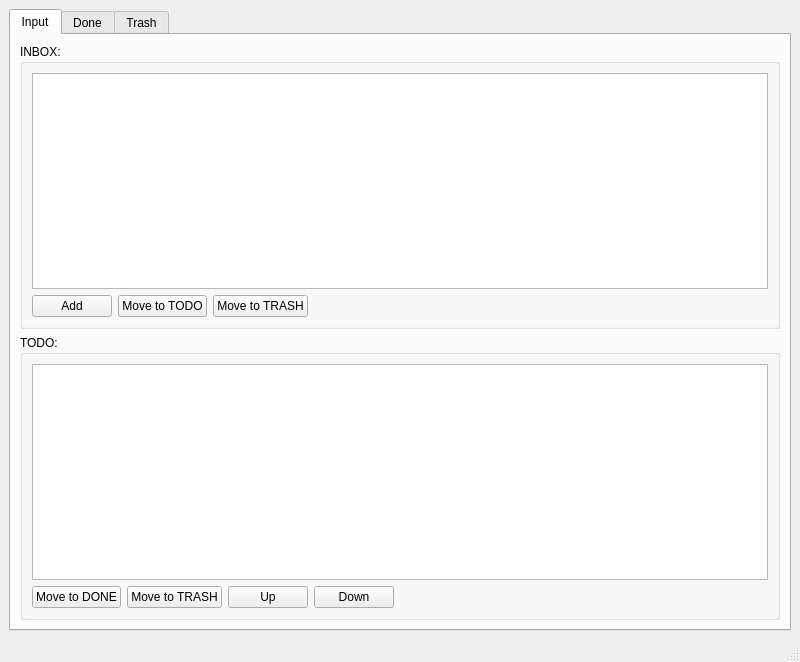
Above: GettingThingsDone/mainwindow.ui from eloranta/GettingThingsDone before the change. Below: the same form after it.
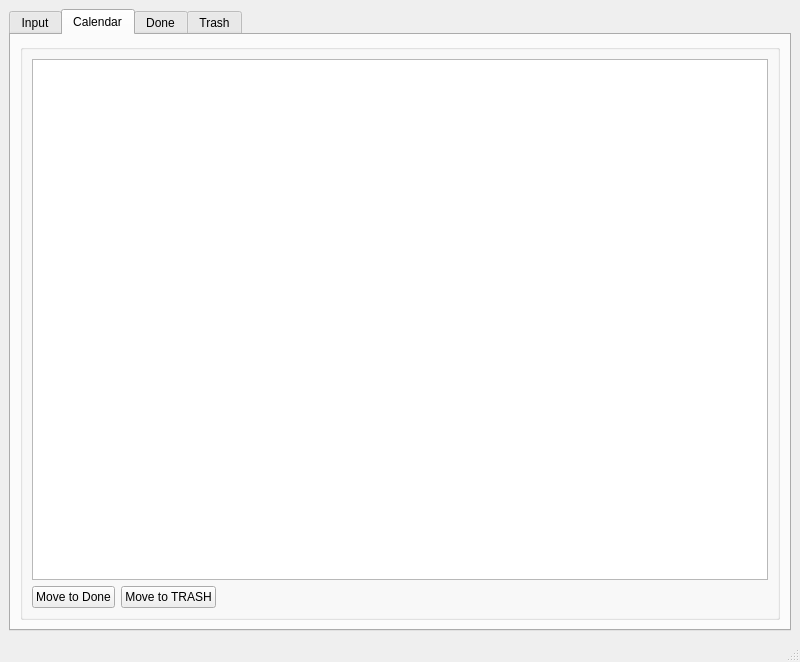
That is the form after the change. The open tabs and pages were chosen to show the change.

Commit message: add: calendar tab

The edit to the form file:
```diff
--- a/GettingThingsDone/mainwindow.ui
+++ b/GettingThingsDone/mainwindow.ui
@@ -174,6 +174,76 @@
         </item>
        </layout>
       </widget>
+      <widget class="QWidget" name="tab_4">
+       <attribute name="title">
+        <string>Calendar</string>
+       </attribute>
+       <layout class="QGridLayout" name="gridLayout_5">
+        <item row="0" column="0">
+         <widget class="QGroupBox" name="groupBox_5">
+          <property name="title">
+           <string/>
+          </property>
+          <layout class="QGridLayout" name="gridLayout_6">
+           <item row="0" column="0">
+            <layout class="QVBoxLayout" name="verticalLayout_10">
+             <item>
+              <widget class="QTableView" name="calendarTableView">
+               <property name="styleSheet">
+                <string notr="true">QHeaderView::section { background-color:lightgray }</string>
+               </property>
+               <property name="selectionMode">
+                <enum>QAbstractItemView::SingleSelection</enum>
+               </property>
+               <property name="selectionBehavior">
+                <enum>QAbstractItemView::SelectRows</enum>
+               </property>
+               <attribute name="horizontalHeaderStretchLastSection">
+                <bool>true</bool>
+               </attribute>
+               <attribute name="verticalHeaderVisible">
+                <bool>false</bool>
+               </attribute>
+              </widget>
+             </item>
+             <item>
+              <layout class="QHBoxLayout" name="horizontalLayout_6">
+               <item>
+                <widget class="QPushButton" name="calendarMoveToDoneButton">
+                 <property name="text">
+                  <string>Move to Done</string>
+                 </property>
+                </widget>
+               </item>
+               <item>
+                <widget class="QPushButton" name="calendarMoveToTrashButton">
+                 <property name="text">
+                  <string>Move to TRASH</string>
+                 </property>
+                </widget>
+               </item>
+               <item>
+                <spacer name="horizontalSpacer_5">
+                 <property name="orientation">
+                  <enum>Qt::Horizontal</enum>
+                 </property>
+                 <property name="sizeHint" stdset="0">
+                  <size>
+                   <width>40</width>
+                   <height>20</height>
+                  </size>
+                 </property>
+                </spacer>
+               </item>
+              </layout>
+             </item>
+            </layout>
+           </item>
+          </layout>
+         </widget>
+        </item>
+       </layout>
+      </widget>
       <widget class="QWidget" name="tab_2">
        <attribute name="title">
         <string>Done</string>
```
Left out of the diff: 12 changed lines with no effect on the pictures.
